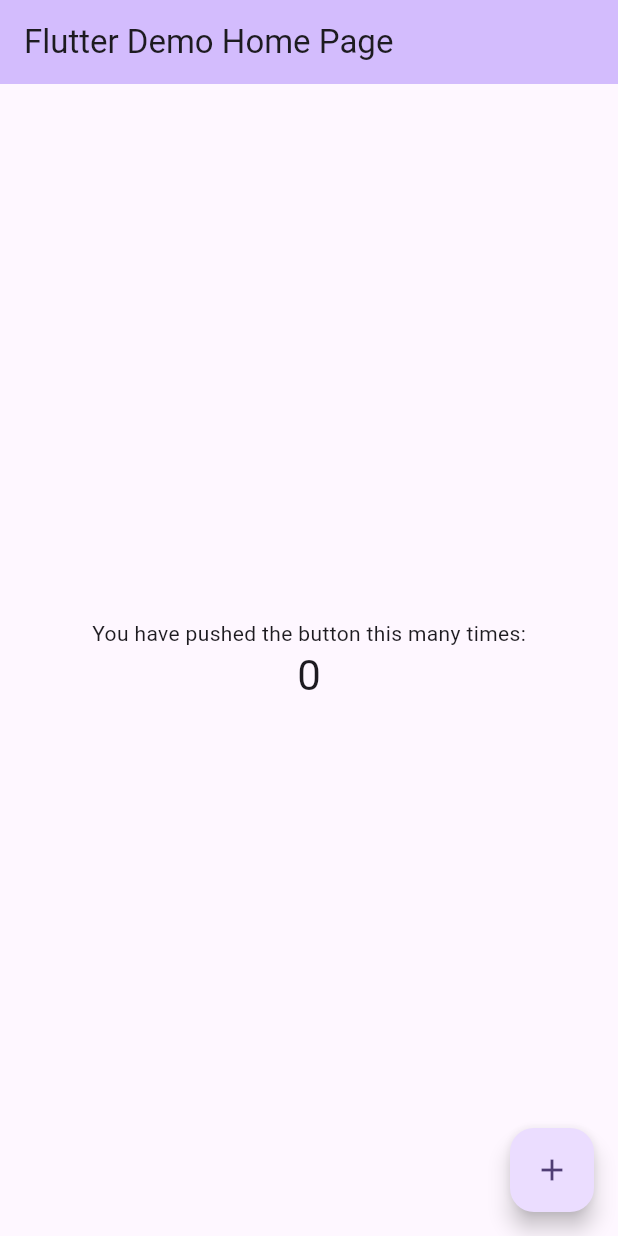
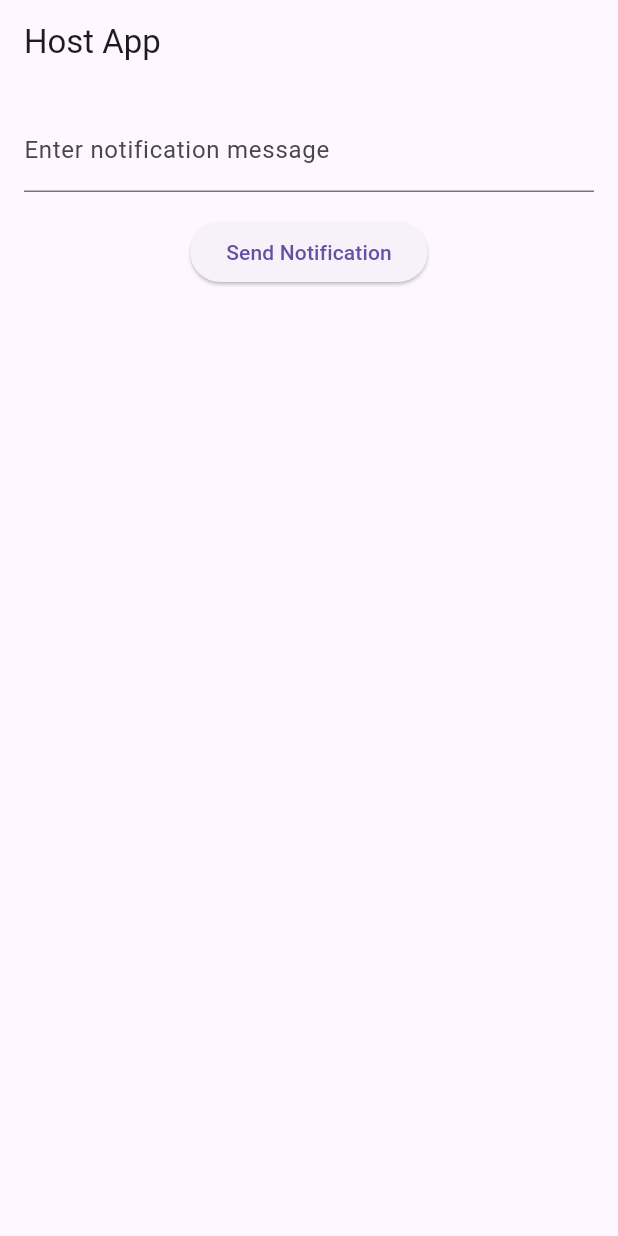
Before and after one commit to PollyV1/only_vets, a Flutter app: the screen it shows after launch, on a phone screen of 412 x 824 dp. Run offline on Flutter 3.47's test engine with Material 3 defaults, Android fonts, the light colour scheme and no system bars; our stand-ins replace bloc, cloud_firestore, equatable, firebase_core, flutter_bloc; accounts and stored records are empty.

Commit message:
working host

```diff
--- /dev/null
+++ b/only_vets/devtools_options.yaml
@@ -0,0 +1 @@
+extensions:
--- /dev/null
+++ b/only_vets/lib/bloc/notification_bloc.dart
@@ -0,0 +1,25 @@
+import 'package:bloc/bloc.dart';
+import 'package:cloud_firestore/cloud_firestore.dart';
+import 'notification_event.dart';
+import 'notification_state.dart';
+
+class NotificationBloc extends Bloc<NotificationEvent, NotificationState> {
+  NotificationBloc() : super(NotificationInitial()) {
+    on<SendNotification>(_onSendNotification);
+  }
+
+  Future<void> _onSendNotification(SendNotification event, Emitter<NotificationState> emit) async {
+    try {
+      await FirebaseFirestore.instance.collection('notifications').add({
+        'message': event.message,
+        'timestamp': FieldValue.serverTimestamp(),
+      });
+      emit(NotificationSent());
+      // Reset the state after a short delay to avoid showing "Notification Sent" permanently
+      await Future.delayed(Duration(seconds: 2));
+      emit(NotificationInitial());
+    } catch (e) {
+      emit(NotificationError(e.toString()));
+    }
+  }
+}
--- /dev/null
+++ b/only_vets/lib/bloc/notification_event.dart
@@ -0,0 +1,17 @@
+import 'package:equatable/equatable.dart';
+
+abstract class NotificationEvent extends Equatable {
+  const NotificationEvent();
+
+  @override
+  List<Object> get props => [];
+}
+
+class SendNotification extends NotificationEvent {
+  final String message;
+
+  const SendNotification(this.message);
+
+  @override
+  List<Object> get props => [message];
+}
--- /dev/null
+++ b/only_vets/lib/bloc/notification_state.dart
@@ -0,0 +1,21 @@
+import 'package:equatable/equatable.dart';
+
+abstract class NotificationState extends Equatable {
+  const NotificationState();
+
+  @override
+  List<Object> get props => [];
+}
+
+class NotificationInitial extends NotificationState {}
+
+class NotificationSent extends NotificationState {}
+
+class NotificationError extends NotificationState {
+  final String message;
+
+  NotificationError(this.message);
+
+  @override
+  List<Object> get props => [message];
+}
--- /dev/null
+++ b/only_vets/lib/home_page.dart
@@ -0,0 +1,48 @@
+import 'package:flutter/material.dart';
+import 'package:flutter_bloc/flutter_bloc.dart';
+import 'bloc/notification_bloc.dart';
+import 'bloc/notification_event.dart';
+import 'bloc/notification_state.dart';
+
+class HomePage extends StatelessWidget {
+  final TextEditingController _controller = TextEditingController();
+
+  @override
+  Widget build(BuildContext context) {
+    return Scaffold(
+      appBar: AppBar(
+        title: Text('Host App'),
+      ),
+      body: Padding(
+        padding: const EdgeInsets.all(16.0),
+        child: Column(
+          children: [
+            TextField(
+              controller: _controller,
+              decoration: InputDecoration(labelText: 'Enter notification message'),
+            ),
+            SizedBox(height: 16),
+            ElevatedButton(
+              onPressed: () {
+                context.read<NotificationBloc>().add(SendNotification(_controller.text));
+                _controller.clear();
+              },
+              child: Text('Send Notification'),
+            ),
+            SizedBox(height: 16),
+            BlocBuilder<NotificationBloc, NotificationState>(
+              builder: (context, state) {
+                if (state is NotificationSent) {
+                  return Text('Notification Sent');
+                } else if (state is NotificationError) {
+                  return Text('Error: ${state.message}');
+                }
+                return Container();
+              },
+            ),
+          ],
+        ),
+      ),
+    );
+  }
+}
--- a/only_vets/lib/main.dart
+++ b/only_vets/lib/main.dart
@@ -1,125 +1,23 @@
+import 'package:firebase_core/firebase_core.dart';
 import 'package:flutter/material.dart';
+import 'package:flutter_bloc/flutter_bloc.dart';
+import 'bloc/notification_bloc.dart';
+import 'home_page.dart';
 
-void main() {
-  runApp(const MyApp());
+void main() async {
+  WidgetsFlutterBinding.ensureInitialized();
+  await Firebase.initializeApp();
+  runApp(MyApp());
 }
 
 class MyApp extends StatelessWidget {
-  const MyApp({super.key});
-
-  // This widget is the root of your application.
   @override
   Widget build(BuildContext context) {
     return MaterialApp(
-      title: 'Flutter Demo',
-      theme: ThemeData(
-        // This is the theme of your application.
-        //
-        // TRY THIS: Try running your application with "flutter run". You'll see
-        // the application has a purple toolbar. Then, without quitting the app,
-        // try changing the seedColor in the colorScheme below to Colors.green
-        // and then invoke "hot reload" (save your changes or press the "hot
-        // reload" button in a Flutter-supported IDE, or press "r" if you used
-        // the command line to start the app).
-        //
-        // Notice that the counter didn't reset back to zero; the application
-        // state is not lost during the reload. To reset the state, use hot
-        // restart instead.
-        //
-        // This works for code too, not just values: Most code changes can be
-        // tested with just a hot reload.
-        colorScheme: ColorScheme.fromSeed(seedColor: Colors.deepPurple),
-        useMaterial3: true,
+      home: BlocProvider(
+        create: (context) => NotificationBloc(),
+        child: HomePage(),
       ),
-      home: const MyHomePage(title: 'Flutter Demo Home Page'),
     );
   }
 }
-
-class MyHomePage extends StatefulWidget {
-  const MyHomePage({super.key, required this.title});
-
-  // This widget is the home page of your application. It is stateful, meaning
-  // that it has a State object (defined below) that contains fields that affect
-  // how it looks.
-
-  // This class is the configuration for the state. It holds the values (in this
-  // case the title) provided by the parent (in this case the App widget) and
-  // used by the build method of the State. Fields in a Widget subclass are
-  // always marked "final".
-
-  final String title;
-
-  @override
-  State<MyHomePage> createState() => _MyHomePageState();
-}
-
-class _MyHomePageState extends State<MyHomePage> {
-  int _counter = 0;
-
-  void _incrementCounter() {
-    setState(() {
-      // This call to setState tells the Flutter framework that something has
-      // changed in this State, which causes it to rerun the build method below
-      // so that the display can reflect the updated values. If we changed
-      // _counter without calling setState(), then the build method would not be
-      // called again, and so nothing would appear to happen.
-      _counter++;
-    });
-  }
-
-  @override
-  Widget build(BuildContext context) {
-    // This method is rerun every time setState is called, for instance as done
-    // by the _incrementCounter method above.
-    //
-    // The Flutter framework has been optimized to make rerunning build methods
-    // fast, so that you can just rebuild anything that needs updating rather
-    // than having to individually change instances of widgets.
-    return Scaffold(
-      appBar: AppBar(
-        // TRY THIS: Try changing the color here to a specific color (to
-        // Colors.amber, perhaps?) and trigger a hot reload to see the AppBar
-        // change color while the other colors stay the same.
-        backgroundColor: Theme.of(context).colorScheme.inversePrimary,
-        // Here we take the value from the MyHomePage object that was created by
-        // the App.build method, and use it to set our appbar title.
-        title: Text(widget.title),
-      ),
-      body: Center(
-        // Center is a layout widget. It takes a single child and positions it
-        // in the middle of the parent.
-        child: Column(
-          // Column is also a layout widget. It takes a list of children and
-          // arranges them vertically. By default, it sizes itself to fit its
-          // children horizontally, and tries to be as tall as its parent.
-          //
-          // Column has various properties to control how it sizes itself and
-          // how it positions its children. Here we use mainAxisAlignment to
-          // center the children vertically; the main axis here is the vertical
-          // axis because Columns are vertical (the cross axis would be
-          // horizontal).
-          //
-          // TRY THIS: Invoke "debug painting" (choose the "Toggle Debug Paint"
-          // action in the IDE, or press "p" in the console), to see the
-          // wireframe for each widget.
-          mainAxisAlignment: MainAxisAlignment.center,
-          children: <Widget>[
-            const Text(
-              'You have pushed the button this many times:',
-            ),
-            Text(
-              '$_counter',
-              style: Theme.of(context).textTheme.headlineMedium,
-            ),
-          ],
-        ),
-      ),
-      floatingActionButton: FloatingActionButton(
-        onPressed: _incrementCounter,
-        tooltip: 'Increment',
-        child: const Icon(Icons.add),
-      ), // This trailing comma makes auto-formatting nicer for build methods.
-    );
-  }
-}
```
Also changed, not shown: only_vets/pubspec.yaml (+6 -1 lines), only_vets/pubspec.lock, 8 other files.
